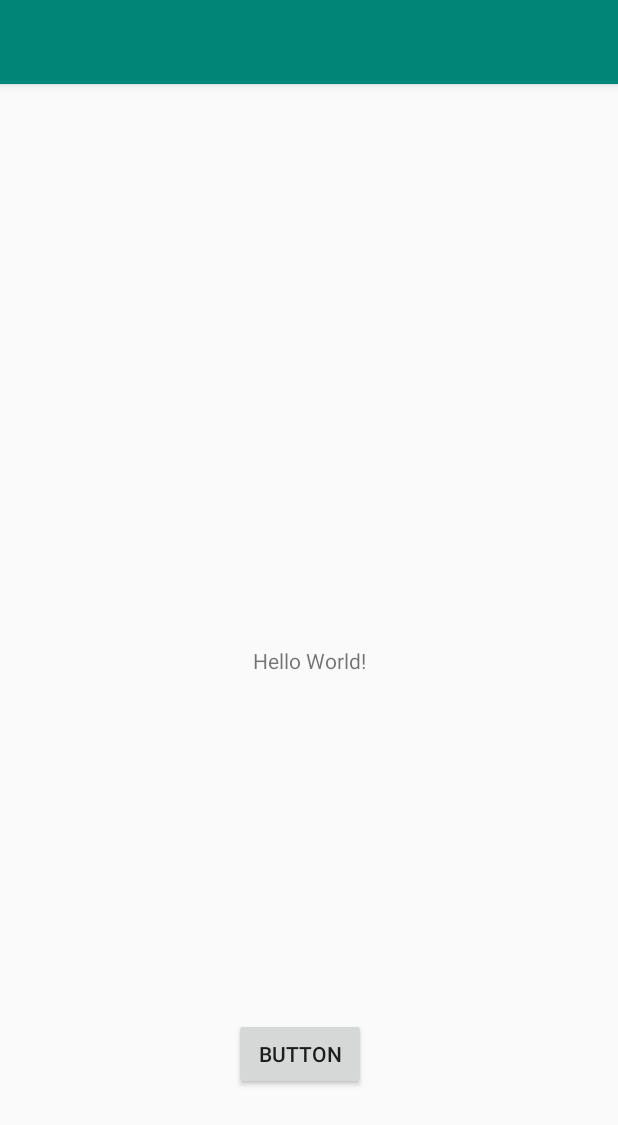
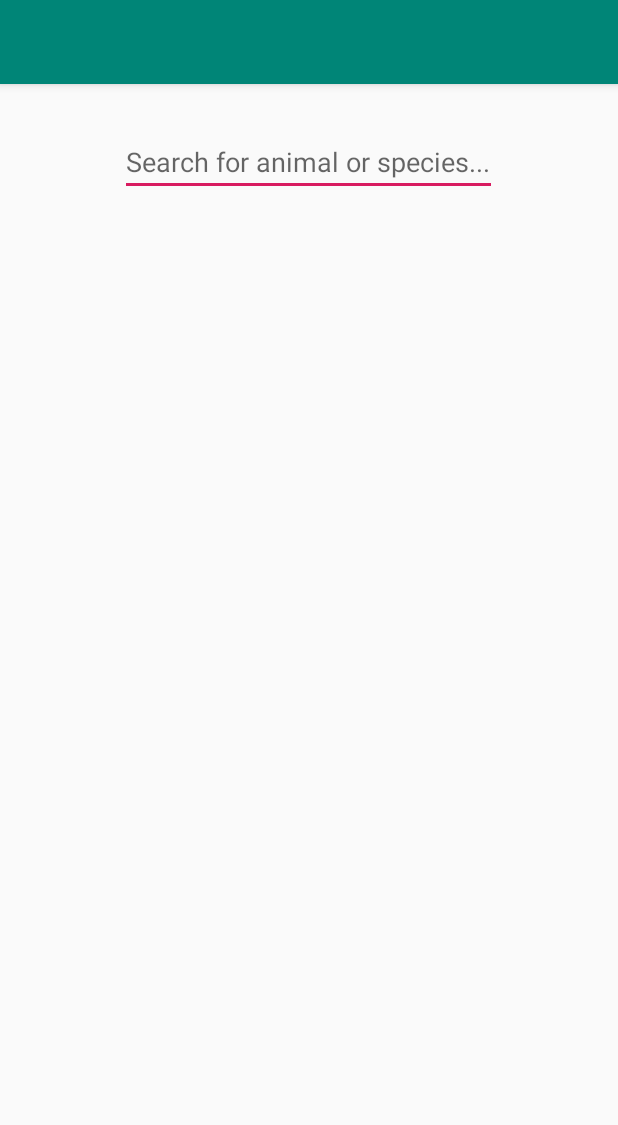
Before and after one commit to UP915469/PetApp, an Android app: the screen it shows after launch (MainActivity), on a phone screen of 412 x 824 dp. Shown: the top 1125 px of the screen. Run offline under Robolectric (Android 15) with nearby library versions, the phone set to English and light mode, and no system bars; 2 statements that could not run were skipped.

Commit message:
Added animal search bar in home screen

```diff
--- a/app/src/main/res/layout/activity_main.xml
+++ b/app/src/main/res/layout/activity_main.xml
@@ -6,25 +6,16 @@
     android:layout_height="match_parent"
     tools:context=".MainActivity">
 
-    <TextView
-        android:layout_width="wrap_content"
-        android:layout_height="wrap_content"
-        android:text="Hello World!"
-        app:layout_constraintBottom_toBottomOf="parent"
-        app:layout_constraintLeft_toLeftOf="parent"
-        app:layout_constraintRight_toRightOf="parent"
+    <EditText
+        android:id="@+id/editText"
+        android:layout_width="251dp"
+        android:layout_height="43dp"
+        android:layout_marginStart="80dp"
+        android:layout_marginLeft="80dp"
+        android:layout_marginTop="31dp"
+        android:ems="10"
+        android:hint="Search for animal or species..."
+        android:inputType="textPersonName"
+        app:layout_constraintStart_toStartOf="parent"
         app:layout_constraintTop_toTopOf="parent" />
-
-    <Button
-        android:id="@+id/button"
-        android:layout_width="wrap_content"
-        android:layout_height="wrap_content"
-        android:text="Button"
-        app:layout_constraintBottom_toBottomOf="parent"
-        app:layout_constraintEnd_toEndOf="parent"
-        app:layout_constraintHorizontal_bias="0.482"
-        app:layout_constraintStart_toStartOf="parent"
-        app:layout_constraintTop_toTopOf="parent"
-        app:layout_constraintVertical_bias="0.865" />
-
 </androidx.constraintlayout.widget.ConstraintLayout>
```
